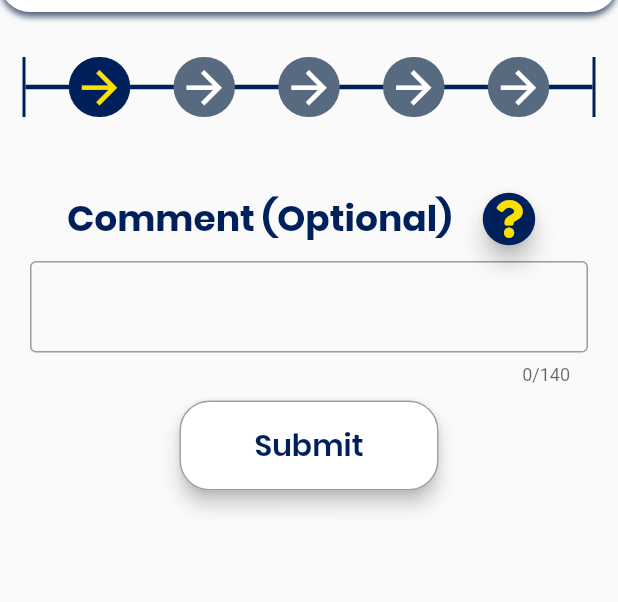
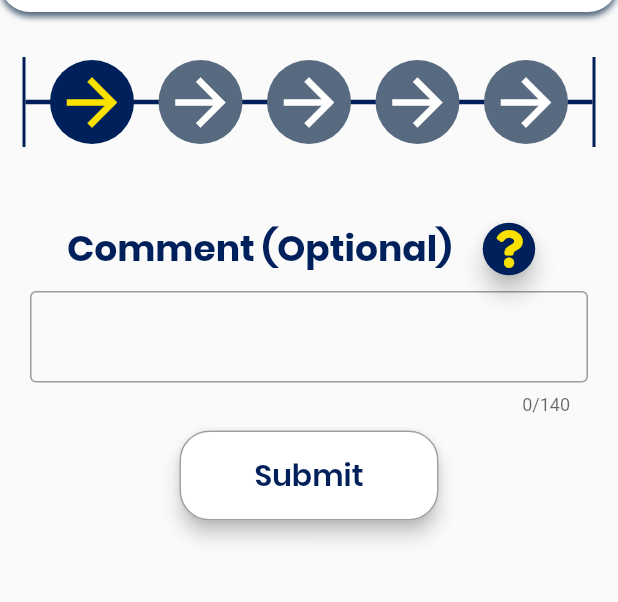
Before and after one commit to Thornie/DGHA-App, a Flutter app: the RatingScreen screen opened directly with empty values, swiped to page 5, on a phone screen of 412 x 824 dp, the part 84-686 px from its top. Run offline on Flutter 3.47's test engine with Material 2 defaults, Android fonts, the phone set to English and light mode, and no system bars; our stand-ins replace firebase_auth, flutter_html, font_awesome_flutter, modal_progress_hud; accounts and stored records are empty.

Commit message:
changed icon size

```diff
--- a/lib/components/rating_breadcrumbs.dart
+++ b/lib/components/rating_breadcrumbs.dart
@@ -33,7 +33,7 @@ class _RatingBreadcrumbsState extends State<RatingBreadcrumbs> {
           left: BorderSide(width: 2, color: Styles.midnightBlue),
         ),
       ),
-      height: 40,
+      height: 60,
       child: Stack(
         children: <Widget>[
           //----------Line
@@ -58,7 +58,7 @@ class _RatingBreadcrumbsState extends State<RatingBreadcrumbs> {
                     child: DghaIcon(
                       padding: 3,
                       paddingPadding: 0,
-                      size: 35,
+                      size: 50,
                       backgroundColor: widget.navPosition >= 0
                           ? widget.highlightedBackgroundColor
                           : widget.backgroundColor,
@@ -84,7 +84,7 @@ class _RatingBreadcrumbsState extends State<RatingBreadcrumbs> {
                     child: DghaIcon(
                       padding: 3,
                       paddingPadding: 0,
-                      size: 35,
+                      size: 50,
                       backgroundColor: widget.navPosition >= 1
                           ? widget.highlightedBackgroundColor
                           : widget.backgroundColor,
@@ -110,7 +110,7 @@ class _RatingBreadcrumbsState extends State<RatingBreadcrumbs> {
                     child: DghaIcon(
                       padding: 3,
                       paddingPadding: 0,
-                      size: 35,
+                      size: 50,
                       backgroundColor: widget.navPosition >= 2
                           ? widget.highlightedBackgroundColor
                           : widget.backgroundColor,
@@ -136,7 +136,7 @@ class _RatingBreadcrumbsState extends State<RatingBreadcrumbs> {
                     child: DghaIcon(
                       padding: 3,
                       paddingPadding: 0,
-                      size: 35,
+                      size: 50,
                       backgroundColor: widget.navPosition >= 3
                           ? widget.highlightedBackgroundColor
                           : widget.backgroundColor,
@@ -162,7 +162,7 @@ class _RatingBreadcrumbsState extends State<RatingBreadcrumbs> {
                     child: DghaIcon(
                       padding: 3,
                       paddingPadding: 0,
-                      size: 35,
+                      size: 50,
                       backgroundColor: widget.navPosition >= 4
                           ? widget.highlightedBackgroundColor
                           : widget.backgroundColor,
```
